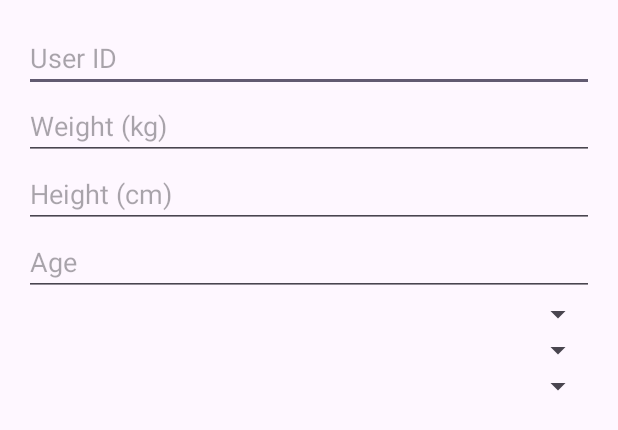
After one commit to katya342/SportsNotes, an Android app: the layout dialog_user_input.xml on its own in the app's theme, with its tools: preview values and no code run, on a phone screen of 412 x 824 dp. The commit adds this screen. Shown: the top 430 px of the screen. Run offline under Robolectric (Android 15) with nearby library versions, the phone set to English and light mode, and no system bars.

Commit message:
user details info gainer window added

```diff
--- a/app/src/main/res/layout/activity_mark_selection.xml
+++ b/app/src/main/res/layout/activity_mark_selection.xml
@@ -5,7 +5,7 @@
     android:layout_width="match_parent"
     android:layout_height="match_parent"
     android:background="#BE9AFD"
-    tools:context=".MarkSelection">
+    tools:context=".MainActivity">
 
     <LinearLayout
         android:layout_width="match_parent"
@@ -34,7 +34,6 @@
             android:backgroundTint="#8754CF"
             android:textSize="16sp" />
 
-
         <TextView
             android:id="@+id/user_info"
             android:layout_width="wrap_content"
@@ -44,7 +43,6 @@
             android:textSize="16sp"
             android:visibility="gone"
             android:layout_centerHorizontal="true"/>
-
 
         <Button
             android:id="@+id/worcout_ot"
--- /dev/null
+++ b/app/src/main/res/layout/dialog_user_input.xml
@@ -0,0 +1,50 @@
+<?xml version="1.0" encoding="utf-8"?>
+<LinearLayout xmlns:android="http://schemas.android.com/apk/res/android"
+    android:layout_width="match_parent"
+    android:layout_height="wrap_content"
+    android:orientation="vertical"
+    android:padding="16dp">
+
+    <EditText
+        android:id="@+id/etUserId"
+        android:layout_width="match_parent"
+        android:layout_height="wrap_content"
+        android:hint="User ID"
+        android:inputType="number" />
+
+    <EditText
+        android:id="@+id/etWeight"
+        android:layout_width="match_parent"
+        android:layout_height="wrap_content"
+        android:hint="Weight (kg)"
+        android:inputType="numberDecimal" />
+
+    <EditText
+        android:id="@+id/etHeight"
+        android:layout_width="match_parent"
+        android:layout_height="wrap_content"
+        android:hint="Height (cm)"
+        android:inputType="numberDecimal" />
+
+    <EditText
+        android:id="@+id/etAge"
+        android:layout_width="match_parent"
+        android:layout_height="wrap_content"
+        android:hint="Age"
+        android:inputType="number" />
+
+    <Spinner
+        android:id="@+id/spActivityLevel"
+        android:layout_width="match_parent"
+        android:layout_height="wrap_content" />
+
+    <Spinner
+        android:id="@+id/spDietType"
+        android:layout_width="match_parent"
+        android:layout_height="wrap_content" />
+
+    <Spinner
+        android:id="@+id/spGoal"
+        android:layout_width="match_parent"
+        android:layout_height="wrap_content" />
+</LinearLayout>
```
Also changed, not shown: app/src/main/java/com/example/sportsnotes/Database.java (+64 -10 lines), app/src/main/java/com/example/sportsnotes/MarkSelection.java (+111 -1 lines), app/src/main/res/layout/activity_profile.xml (+0 -33 lines), app/src/main/res/values/strings.xml (+16 -0 lines). Lines whose indentation alone changed are shown as unchanged.
